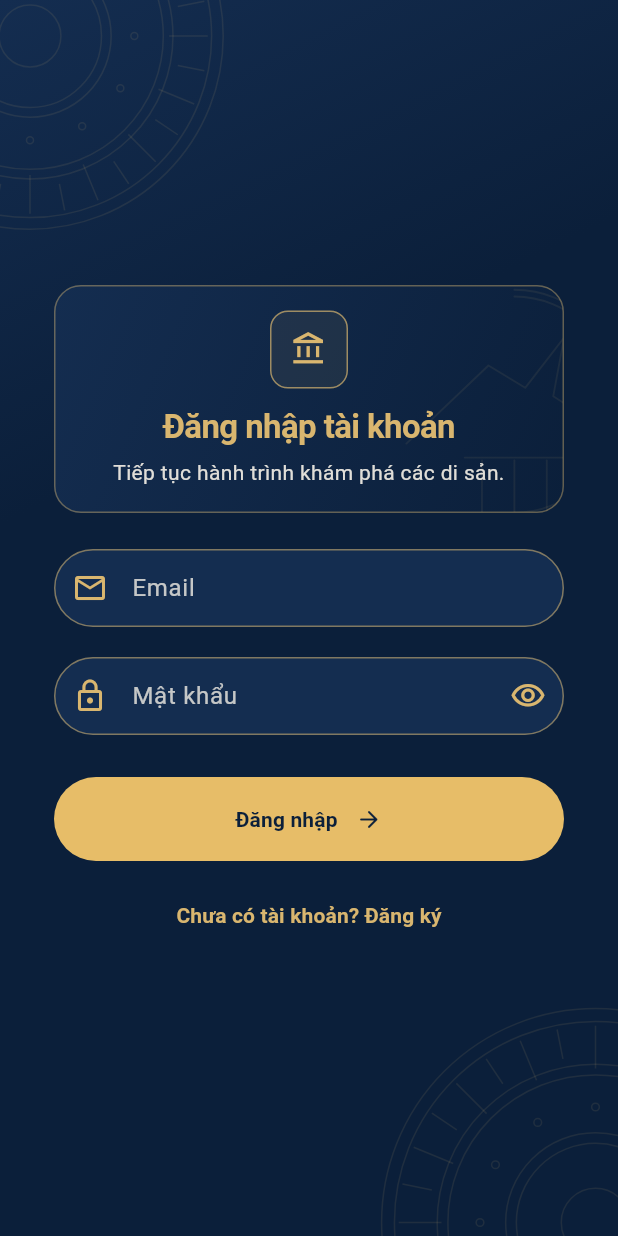
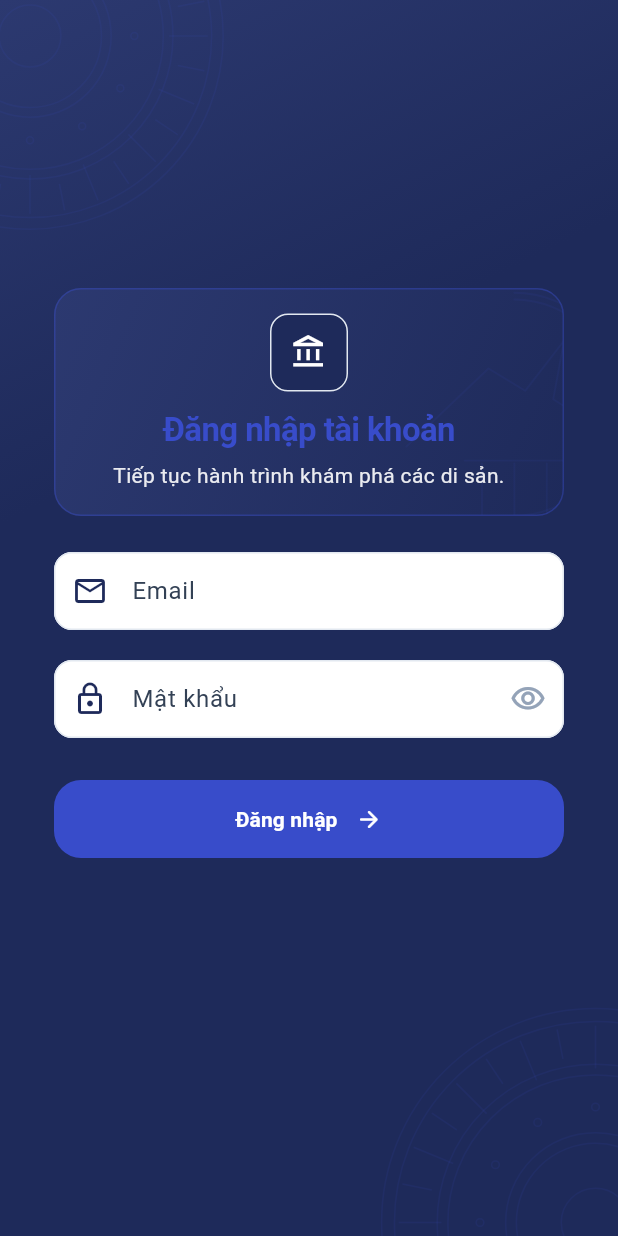
Before and after one commit to Hoangisme-ut/Hequantri_CSDL, a Flutter app: the screen it shows after launch, after a tap on "Bỏ qua", on a phone screen of 412 x 824 dp. Run offline on Flutter 3.47's test engine with Material 3 defaults, Android fonts, the phone set to English and light mode, and no system bars; missing offline and left inert: dchs_flutter_beacon.

Commit message:
feat(mobile): establish Material 3 design system and localization

```diff
--- a/mobile_app/lib/shared/widgets/heritage_widgets.dart
+++ b/mobile_app/lib/shared/widgets/heritage_widgets.dart
@@ -16,18 +16,16 @@
   Widget build(BuildContext context) {
     return Semantics(
       image: true,
-      label: 'Biểu tượng kiến trúc di sản',
+      label: 'Smart Heritage',
       child: SizedBox.square(
         dimension: size,
         child: DecoratedBox(
           decoration: BoxDecoration(
-            color: HeritagePalette.authGold.withValues(alpha: 0.08),
-            border: Border.all(
-              color: HeritagePalette.authGold.withValues(alpha: 0.68),
-            ),
+            color: HeritagePalette.primaryNavy,
+            border: Border.all(color: HeritagePalette.border),
             borderRadius: BorderRadius.circular(AppRadii.small),
           ),
-          child: Icon(icon, size: size * 0.48, color: HeritagePalette.authGold),
+          child: Icon(icon, size: size * 0.48, color: HeritagePalette.surface),
         ),
       ),
     );
@@ -53,15 +51,24 @@
     final colorScheme = Theme.of(context).colorScheme;
     final compact = MediaQuery.sizeOf(context).width < 400;
 
-    return FilledButton(
+    return SizedBox(
+      width: double.infinity,
+      child: FilledButton(
         key: buttonKey,
         onPressed: isLoading ? null : onPressed,
         style: FilledButton.styleFrom(
+          minimumSize: const Size.fromHeight(52),
+          padding: EdgeInsets.symmetric(
+            horizontal: compact ? 12 : AppSpacing.medium,
+            vertical: 12,
+          ),
           backgroundColor: colorScheme.secondary,
           foregroundColor: colorScheme.onSecondary,
           disabledBackgroundColor: colorScheme.secondary,
           disabledForegroundColor: colorScheme.onSecondary,
-        shape: const StadiumBorder(),
+          shape: RoundedRectangleBorder(
+            borderRadius: BorderRadius.circular(AppRadii.medium),
+          ),
         ),
         child: isLoading
             ? SizedBox.square(
@@ -72,19 +79,22 @@
                 ),
               )
             : Row(
-              mainAxisSize: MainAxisSize.min,
+                mainAxisSize: MainAxisSize.max,
+                mainAxisAlignment: MainAxisAlignment.center,
                 children: [
                   Flexible(
                     child: Text(
                       label,
                       maxLines: 1,
                       overflow: TextOverflow.ellipsis,
+                      textAlign: TextAlign.center,
                     ),
                   ),
                   SizedBox(width: compact ? 4 : AppSpacing.small),
                   Icon(Icons.arrow_forward_rounded, size: compact ? 16 : 18),
                 ],
               ),
+      ),
     );
   }
 }
--- a/mobile_app/lib/theme/app_theme.dart
+++ b/mobile_app/lib/theme/app_theme.dart
@@ -1,25 +1,34 @@
 import 'package:flutter/material.dart';
 
 abstract final class HeritagePalette {
-  static const authNavy = Color(0xFF0B1F3A);
-  static const authNavyRaised = Color(0xFF142D50);
-  static const authGold = Color(0xFFD9B66F);
-  static const authCta = Color(0xFFE7BD68);
-  static const authText = Color(0xFFF7F2E8);
-  static const navy = Color(0xFF17324D);
-  static const deepNavy = Color(0xFF10263D);
-  static const gold = Color(0xFFC6A15B);
-  static const ivory = Color(0xFFF7F4EC);
-  static const paper = Color(0xFFFFFEFA);
-  static const ink = Color(0xFF202B36);
-  static const mutedInk = Color(0xFF65717D);
-  static const outline = Color(0xFFD9D3C7);
-  static const darkCanvas = Color(0xFF101D2A);
-  static const darkSurface = Color(0xFF192B3D);
-  static const darkRaised = Color(0xFF22374B);
-  static const darkText = Color(0xFFF5F1E8);
-  static const error = Color(0xFFB3261E);
-  static const darkError = Color(0xFFF2B8B5);
+  static const primaryNavy = Color(0xFF1E2A5A);
+  static const actionBlue = Color(0xFF384CCA);
+  static const lavender = Color(0xFF8B7CFF);
+  static const secondaryText = Color(0xFF94A3B8);
+  static const background = Color(0xFFF1F5F9);
+  static const surface = Color(0xFFFFFFFF);
+  static const border = Color(0xFFE2E8F0);
+  static const bodyText = Color(0xFF334155);
+  static const error = Color(0xFFB42335);
+
+  static const authNavy = primaryNavy;
+  static const authNavyRaised = Color(0xFF2C3970);
+  static const authGold = actionBlue;
+  static const authCta = actionBlue;
+  static const authText = surface; // Trắng
+  static const navy = primaryNavy;
+  static const deepNavy = primaryNavy;
+  static const gold = actionBlue;
+  static const ivory = background;
+  static const paper = surface;
+  static const ink = primaryNavy;
+  static const mutedInk = secondaryText;
+  static const outline = border;
+  static const darkCanvas = Color(0xFF111827);
+  static const darkSurface = Color(0xFF1E293B);
+  static const darkRaised = Color(0xFF29364A);
+  static const darkText = Color(0xFFF1F5F9);
+  static const darkError = Color(0xFFFFB4AB);
 }
 
 abstract final class AppSpacing {
@@ -43,43 +52,47 @@
   static ThemeData dark() => _buildTheme(Brightness.dark);
 
   static ThemeData auth(ThemeData base) {
+    // Sửa lỗi test Dark Theme: Inherit độ sáng thay vì ép Brightness.light
     final colorScheme = base.colorScheme.copyWith(
-      brightness: Brightness.dark,
+      brightness: base.brightness,
       primary: HeritagePalette.authGold,
-      onPrimary: HeritagePalette.authNavy,
+      onPrimary: HeritagePalette.surface,
       secondary: HeritagePalette.authCta,
-      onSecondary: HeritagePalette.authNavy,
-      surface: HeritagePalette.authNavy,
-      onSurface: HeritagePalette.authText,
-      surfaceContainerLowest: HeritagePalette.authNavyRaised,
-      surfaceContainerLow: HeritagePalette.authNavyRaised,
-      surfaceContainerHighest: HeritagePalette.authNavy,
-      onSurfaceVariant: HeritagePalette.authText.withValues(alpha: 0.78),
-      outline: HeritagePalette.authGold.withValues(alpha: 0.54),
-      outlineVariant: HeritagePalette.authGold.withValues(alpha: 0.28),
-      error: const Color(0xFFFFB4AB),
+      onSecondary: HeritagePalette.surface,
+      tertiary: HeritagePalette.deepNavy,
+      surface: HeritagePalette.surface,
+      onSurface: HeritagePalette.primaryNavy,
+      surfaceContainerLowest: HeritagePalette.surface,
+      surfaceContainerLow: HeritagePalette.surface,
+      surfaceContainerHighest: HeritagePalette.background,
+      onSurfaceVariant: HeritagePalette.bodyText,
+      outline: HeritagePalette.border,
+      outlineVariant: HeritagePalette.border,
+      error: HeritagePalette.error,
     );
+
     final textTheme = base.textTheme.apply(
-      bodyColor: HeritagePalette.authText,
-      displayColor: HeritagePalette.authText,
+      bodyColor: HeritagePalette.bodyText,
+      displayColor: HeritagePalette
+          .authText, // Sửa lỗi tiêu đề Auth không hiển thị màu Trắng
     );
 
     return base.copyWith(
-      brightness: Brightness.dark,
+      brightness: base.brightness,
       colorScheme: colorScheme,
       textTheme: textTheme,
       scaffoldBackgroundColor: HeritagePalette.authNavy,
       inputDecorationTheme: InputDecorationTheme(
         filled: true,
-        fillColor: HeritagePalette.authNavyRaised,
+        fillColor: HeritagePalette.surface,
         constraints: const BoxConstraints(minHeight: 56),
         contentPadding: const EdgeInsets.symmetric(
           horizontal: AppSpacing.medium,
           vertical: 14,
         ),
-        hintStyle: TextStyle(color: colorScheme.onSurfaceVariant),
+        hintStyle: const TextStyle(color: HeritagePalette.secondaryText),
         labelStyle: TextStyle(color: colorScheme.onSurfaceVariant),
-        floatingLabelStyle: TextStyle(color: HeritagePalette.authGold),
+        floatingLabelStyle: const TextStyle(color: HeritagePalette.primaryNavy),
         errorMaxLines: 2,
         helperMaxLines: 2,
         errorStyle: TextStyle(
@@ -87,41 +100,36 @@
           fontWeight: FontWeight.w600,
           height: 1.2,
         ),
-        prefixIconColor: HeritagePalette.authGold,
-        suffixIconColor: HeritagePalette.authGold,
-        border: _authInputBorder(
-          color: HeritagePalette.authGold.withValues(alpha: 0.55),
-        ),
-        enabledBorder: _authInputBorder(
-          color: HeritagePalette.authGold.withValues(alpha: 0.55),
-        ),
-        focusedBorder: _authInputBorder(
+        prefixIconColor: HeritagePalette.primaryNavy,
+        suffixIconColor: HeritagePalette.secondaryText,
+        border: _inputBorder(color: HeritagePalette.border),
+        enabledBorder: _inputBorder(color: HeritagePalette.border),
+        focusedBorder: _inputBorder(
           color: HeritagePalette.authGold,
           width: 1.8,
         ),
-        errorBorder: _authInputBorder(color: colorScheme.error),
-        focusedErrorBorder: _authInputBorder(
-          color: colorScheme.error,
-          width: 1.8,
-        ),
+        errorBorder: _inputBorder(color: colorScheme.error),
+        focusedErrorBorder: _inputBorder(color: colorScheme.error, width: 1.8),
       ),
       filledButtonTheme: FilledButtonThemeData(
         style: FilledButton.styleFrom(
-          minimumSize: const Size.fromHeight(56),
+          minimumSize: const Size.fromHeight(52),
           padding: const EdgeInsets.symmetric(horizontal: AppSpacing.large),
-          backgroundColor: HeritagePalette.authCta,
-          foregroundColor: HeritagePalette.authNavy,
-          disabledBackgroundColor: HeritagePalette.authCta,
-          disabledForegroundColor: HeritagePalette.authNavy,
+          backgroundColor: HeritagePalette.actionBlue,
+          foregroundColor: HeritagePalette.surface,
+          disabledBackgroundColor: HeritagePalette.actionBlue,
+          disabledForegroundColor: HeritagePalette.surface,
           textStyle: textTheme.labelLarge?.copyWith(
             fontWeight: FontWeight.w700,
           ),
-          shape: const StadiumBorder(),
+          shape: RoundedRectangleBorder(
+            borderRadius: BorderRadius.circular(AppRadii.medium),
+          ),
         ),
       ),
       textButtonTheme: TextButtonThemeData(
         style: TextButton.styleFrom(
-          foregroundColor: HeritagePalette.authGold,
+          foregroundColor: HeritagePalette.primaryNavy,
           textStyle: textTheme.labelLarge,
           shape: RoundedRectangleBorder(
             borderRadius: BorderRadius.circular(AppRadii.small),
@@ -129,17 +137,17 @@
         ),
       ),
       iconButtonTheme: IconButtonThemeData(
-        style: IconButton.styleFrom(foregroundColor: HeritagePalette.authGold),
+        style: IconButton.styleFrom(
+          foregroundColor: HeritagePalette.primaryNavy,
+        ),
       ),
       snackBarTheme: SnackBarThemeData(
         behavior: SnackBarBehavior.floating,
-        backgroundColor: HeritagePalette.authNavyRaised,
-        contentTextStyle: const TextStyle(color: HeritagePalette.authText),
+        backgroundColor: HeritagePalette.primaryNavy,
+        contentTextStyle: const TextStyle(color: HeritagePalette.surface),
         shape: RoundedRectangleBorder(
           borderRadius: BorderRadius.circular(AppRadii.small),
-          side: BorderSide(
-            color: HeritagePalette.authGold.withValues(alpha: 0.28),
-          ),
+          side: const BorderSide(color: HeritagePalette.border),
         ),
       ),
     );
@@ -147,33 +155,50 @@
 
   static ThemeData _buildTheme(Brightness brightness) {
     final isLight = brightness == Brightness.light;
-    final seedScheme = ColorScheme.fromSeed(
-      seedColor: HeritagePalette.navy,
+
+    final colorScheme = ColorScheme(
       brightness: brightness,
+      primary: HeritagePalette.authGold,
+      onPrimary: isLight
+          ? HeritagePalette.surface
+          : HeritagePalette.primaryNavy,
+      secondary: HeritagePalette.gold,
+      onSecondary: HeritagePalette.surface,
+      tertiary: isLight ? HeritagePalette.deepNavy : HeritagePalette.gold,
+      onTertiary: HeritagePalette.surface,
+      error: isLight ? HeritagePalette.error : HeritagePalette.darkError,
+      onError: HeritagePalette.surface,
+      surface: isLight
+          ? HeritagePalette.background
+          : HeritagePalette.darkCanvas,
+      onSurface: isLight
+          ? HeritagePalette.primaryNavy
+          : HeritagePalette.darkText,
+      surfaceContainerLowest: isLight
+          ? HeritagePalette.surface
+          : HeritagePalette.darkSurface,
+      surfaceContainerLow: isLight
+          ? HeritagePalette.surface
+          : HeritagePalette.darkRaised,
+      surfaceContainerHighest: isLight
+          ? HeritagePalette.background
+          : HeritagePalette.darkCanvas,
+      onSurfaceVariant: isLight
+          ? HeritagePalette.bodyText
+          : HeritagePalette.darkText,
+      outline: isLight ? HeritagePalette.border : Colors.blueGrey.shade600,
     );
-    final colorScheme = seedScheme.copyWith(
-      primary: isLight ? HeritagePalette.navy : HeritagePalette.gold,
-      onPrimary: isLight ? Colors.white : HeritagePalette.deepNavy,
-      secondary: HeritagePalette.gold,
-      onSecondary: HeritagePalette.deepNavy,
-      tertiary: isLight ? HeritagePalette.deepNavy : HeritagePalette.gold,
-      surface: isLight ? HeritagePalette.ivory : HeritagePalette.darkCanvas,
-      onSurface: isLight ? HeritagePalette.ink : HeritagePalette.darkText,
-      surfaceContainerLowest: isLight
-          ? HeritagePalette.paper
-          : HeritagePalette.darkSurface,
-      surfaceContainerLow: isLight ? Colors.white : HeritagePalette.darkRaised,
-      outline: isLight ? HeritagePalette.outline : Colors.blueGrey.shade600,
-      error: isLight ? HeritagePalette.error : HeritagePalette.darkError,
-    );
+
     final baseTextTheme = ThemeData(
       useMaterial3: true,
       colorScheme: colorScheme,
     ).textTheme;
+
     final textTheme = baseTextTheme.copyWith(
       headlineSmall: baseTextTheme.headlineSmall?.copyWith(
         fontWeight: FontWeight.w700,
         letterSpacing: -0.4,
+        color: isLight ? HeritagePalette.primaryNavy : HeritagePalette.darkText,
       ),
       titleLarge: baseTextTheme.titleLarge?.copyWith(
         fontWeight: FontWeight.w700,
@@ -192,7 +217,9 @@
       brightness: brightness,
       colorScheme: colorScheme,
       textTheme: textTheme,
-      scaffoldBackgroundColor: colorScheme.surface,
+      scaffoldBackgroundColor: isLight
+          ? colorScheme.surface
+          : HeritagePalette.darkCanvas,
       appBarTheme: AppBarTheme(
         backgroundColor: colorScheme.surface,
         foregroundColor: colorScheme.onSurface,
@@ -219,7 +246,7 @@
         ),
         border: _inputBorder(color: colorScheme.outline),
         enabledBorder: _inputBorder(color: colorScheme.outline),
-        focusedBorder: _inputBorder(color: colorScheme.primary, width: 2),
+        focusedBorder: _inputBorder(color: HeritagePalette.authGold, width: 2),
         errorBorder: _inputBorder(color: colorScheme.error),
         focusedErrorBorder: _inputBorder(color: colorScheme.error, width: 2),
       ),
@@ -227,8 +254,8 @@
         style: FilledButton.styleFrom(
           minimumSize: const Size.fromHeight(56),
           padding: const EdgeInsets.symmetric(horizontal: AppSpacing.large),
-          backgroundColor: colorScheme.primary,
-          foregroundColor: colorScheme.onPrimary,
+          backgroundColor: colorScheme.secondary,
+          foregroundColor: colorScheme.onSecondary,
           disabledBackgroundColor: colorScheme.surfaceContainerHighest,
           disabledForegroundColor: colorScheme.onSurfaceVariant,
           textStyle: textTheme.labelLarge,
@@ -257,7 +284,7 @@
         ),
       ),
       cardTheme: CardThemeData(
-        color: colorScheme.surfaceContainerLowest,
+        color: HeritagePalette.surface,
         elevation: 0,
         shape: RoundedRectangleBorder(
           borderRadius: BorderRadius.circular(AppRadii.large),
@@ -289,14 +316,4 @@
       borderSide: BorderSide(color: color, width: width),
     );
   }
-
-  static OutlineInputBorder _authInputBorder({
-    required Color color,
-    double width = 1,
-  }) {
-    return OutlineInputBorder(
-      borderRadius: BorderRadius.circular(AppRadii.pill),
-      borderSide: BorderSide(color: color, width: width),
-    );
-  }
 }
```
Also changed, not shown: mobile_app/lib/l10n/app_strings.dart (added, +189 -0 lines). Lines whose indentation alone changed are shown as unchanged.
